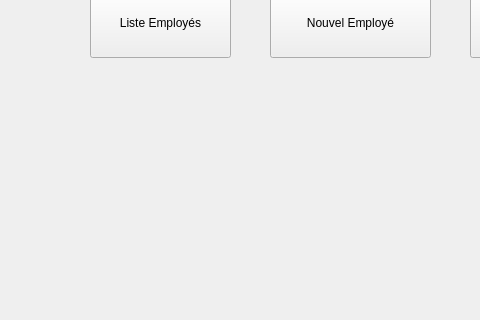
The window that FaceRecognition/administration.ui (idriss92/FaceRecognition) describes before a commit, drawn with Qt 5; both pictures show x 0 to 480 and y 192 to 512 of the 800 by 600 pixel window.
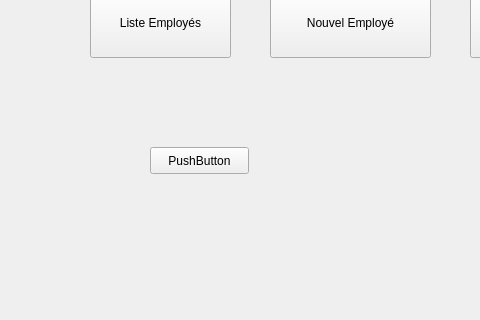
The same window after the commit.

```diff
--- a/FaceRecognition/administration.ui
+++ b/FaceRecognition/administration.ui
@@ -66,6 +66,19 @@
      <string>Nouveau Département</string>
     </property>
    </widget>
+   <widget class="QPushButton" name="pushButton">
+    <property name="geometry">
+     <rect>
+      <x>150</x>
+      <y>320</y>
+      <width>99</width>
+      <height>27</height>
+     </rect>
+    </property>
+    <property name="text">
+     <string>PushButton</string>
+    </property>
+   </widget>
   </widget>
   <widget class="QMenuBar" name="menubar">
    <property name="geometry">
```
Left out of the diff: 2 changed lines with no effect on the pictures.
